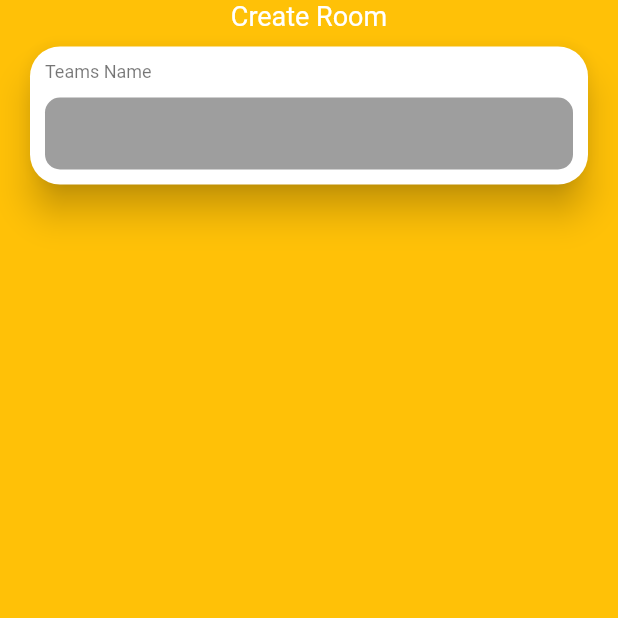
After one commit to PNewBig/weeky-vote, a Flutter app: the CreateRoomScreen screen opened directly, on a phone screen of 412 x 824 dp, the top half of it. The commit adds this screen. Run offline on Flutter 3.47's test engine with Material 2 defaults, Android fonts, the phone set to English and light mode, and no system bars; our stand-ins replace percent_indicator, shared_preferences; accounts and stored records are empty; Roboto replaces fonts that are missing (defago notosans).

Commit message:
Change alittlw bit

```diff
--- /dev/null
+++ b/lib/Presentation/Screen/CreateRoomScreen.dart
@@ -0,0 +1,26 @@
+import 'package:flutter/material.dart';
+import 'package:flutter/src/widgets/container.dart';
+import 'package:flutter/src/widgets/framework.dart';
+import 'package:weeky_vote/Presentation/widget/BuildTextField.dart';
+
+class CreateRoomScreen extends StatelessWidget {
+  const CreateRoomScreen({super.key});
+
+  @override
+  Widget build(BuildContext context) {
+    return Scaffold(
+      body: Container(
+          decoration: BoxDecoration(color: Colors.amber),
+          child: Form(
+            child: Column(
+              children: [
+                Container(
+                  child: Text("Create Room"),
+                ),
+                BuildTextField(text: "Teams Name"),
+              ],
+            ),
+          )),
+    );
+  }
+}
--- /dev/null
+++ b/lib/Presentation/widget/BuildTextField.dart
@@ -0,0 +1,37 @@
+import 'package:flutter/material.dart';
+import 'package:flutter/src/widgets/container.dart';
+import 'package:flutter/src/widgets/framework.dart';
+
+class BuildTextField extends StatelessWidget {
+  final String text;
+  const BuildTextField({required this.text, super.key});
+
+  @override
+  Widget build(BuildContext context) {
+    return SizedBox(
+      child: Card(
+          margin: const EdgeInsets.symmetric(horizontal: 20, vertical: 10),
+          elevation: 10,
+          shape:
+              RoundedRectangleBorder(borderRadius: BorderRadius.circular(20)),
+          child:
+              Column(crossAxisAlignment: CrossAxisAlignment.start, children: [
+            Container(
+                margin: const EdgeInsets.only(left: 10, top: 10),
+                child:
+                    Text(text, style: Theme.of(context).textTheme.bodySmall)),
+            SizedBox(height: 10),
+            Container(
+              decoration: BoxDecoration(
+                  color: Colors.grey, borderRadius: BorderRadius.circular(10)),
+              margin: const EdgeInsets.only(left: 10, right: 10, bottom: 10),
+              child: TextFormField(
+                decoration: InputDecoration(
+                    contentPadding: const EdgeInsets.only(left: 10),
+                    border: InputBorder.none),
+              ),
+            )
+          ])),
+    );
+  }
+}
```
Also changed, not shown: lib/Controller/TeamRoomController.dart (+12 -6 lines), lib/Presentation/Screen/PreviewScreen.dart (+4 -70 lines).
